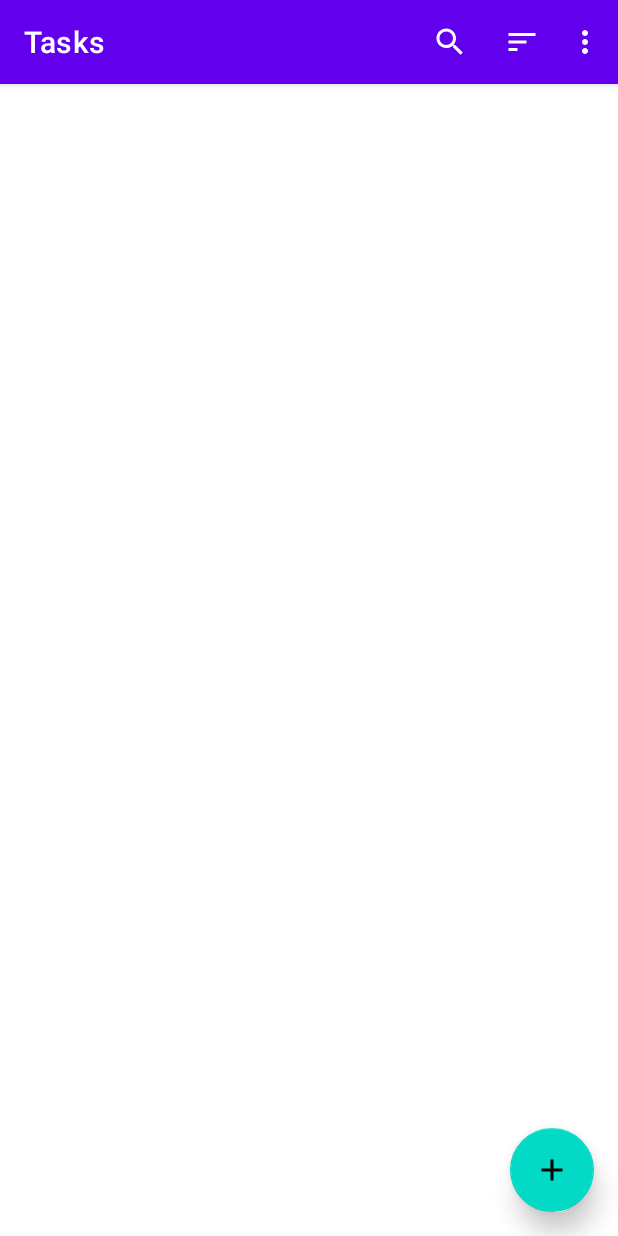
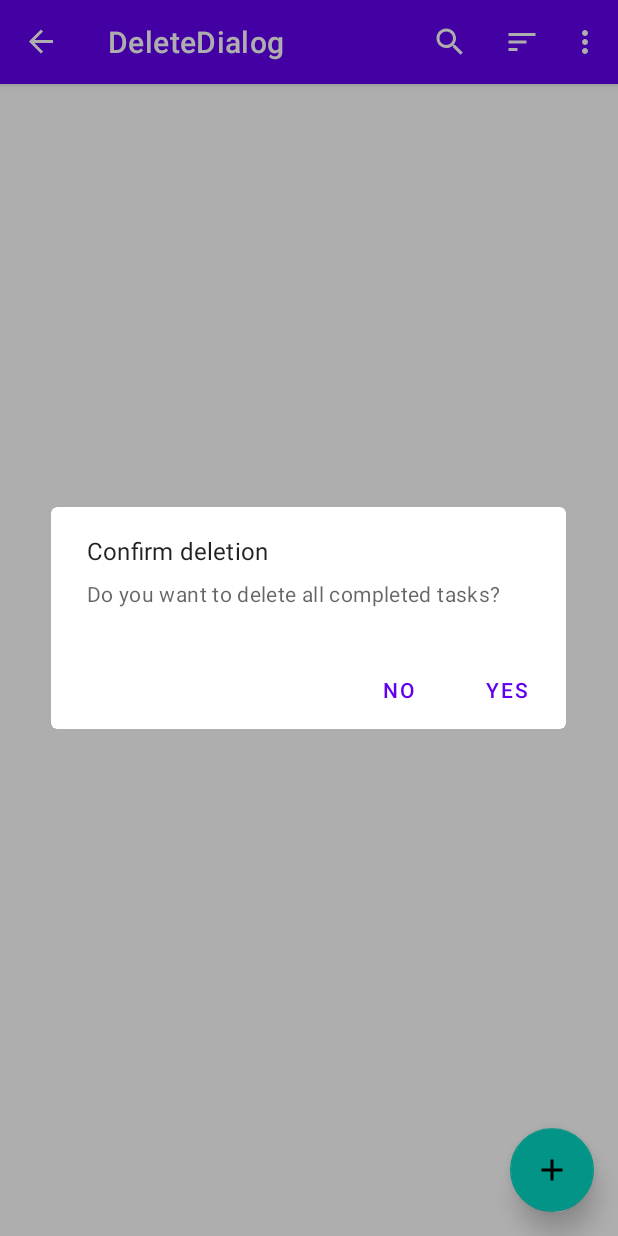
Before and after one commit to raheemadamboev/todo-list-app, an Android app: the screen it shows after launch (MainActivity), in the options menu, after a tap on "Delete all completed", on a phone screen of 412 x 824 dp. Run offline under Robolectric (Android 15) with nearby library versions, the phone set to English and light mode, and no system bars; our stand-ins replace Dagger/Hilt's generated code, Room's generated code, navigation-ui; libraries missing offline, so code that uses them is left out: androidx.hilt, androidx.hilt.lifecycle; 2 statements that could not run were skipped.

Commit message:
raheem
Took 31 minutes

```diff
--- /dev/null
+++ b/app/src/main/java/xyz/teamgravity/todolist/fragment/dialog/DeleteDialog.kt
@@ -0,0 +1,26 @@
+package xyz.teamgravity.todolist.fragment.dialog
+
+import android.app.AlertDialog
+import android.app.Dialog
+import android.os.Bundle
+import androidx.fragment.app.DialogFragment
+import androidx.fragment.app.viewModels
+import com.google.android.material.dialog.MaterialAlertDialogBuilder
+import dagger.hilt.android.AndroidEntryPoint
+import xyz.teamgravity.todolist.R
+import xyz.teamgravity.todolist.viewmodel.DeleteViewModel
+
+@AndroidEntryPoint
+class DeleteDialog : DialogFragment() {
+
+    private val viewModel by viewModels<DeleteViewModel>()
+
+    override fun onCreateDialog(savedInstanceState: Bundle?): Dialog =
+        MaterialAlertDialogBuilder(requireContext())
+            .setTitle(R.string.confirm_deletion)
+            .setMessage(R.string.wanna_delete_all)
+            .setNegativeButton(R.string.no, null)
+            .setPositiveButton(R.string.yes) { _, _ ->
+                viewModel.onConfirmClick()
+            }.create()
+}
--- a/app/src/main/java/xyz/teamgravity/todolist/fragment/AddEditFragment.kt
+++ b/app/src/main/java/xyz/teamgravity/todolist/fragment/fragment/AddEditFragment.kt
@@ -1,4 +1,4 @@
-package xyz.teamgravity.todolist.fragment
+package xyz.teamgravity.todolist.fragment.fragment
 
 import android.os.Bundle
 import android.view.LayoutInflater
@@ -34,8 +34,8 @@ class AddEditFragment : Fragment() {
         return binding.root
     }
 
-    override fun onActivityCreated(savedInstanceState: Bundle?) {
-        super.onActivityCreated(savedInstanceState)
+    override fun onViewCreated(view: View, savedInstanceState: Bundle?) {
+        super.onViewCreated(view, savedInstanceState)
 
         updateUI()
     }
--- a/app/src/main/java/xyz/teamgravity/todolist/fragment/TaskListFragment.kt
+++ b/app/src/main/java/xyz/teamgravity/todolist/fragment/fragment/TaskListFragment.kt
@@ -1,4 +1,4 @@
-package xyz.teamgravity.todolist.fragment
+package xyz.teamgravity.todolist.fragment.fragment
 
 import android.os.Bundle
 import android.view.*
@@ -42,8 +42,8 @@ class TaskListFragment : Fragment(), TaskAdapter.OnTaskListener {
         return binding.root
     }
 
-    override fun onActivityCreated(savedInstanceState: Bundle?) {
-        super.onActivityCreated(savedInstanceState)
+    override fun onViewCreated(view: View, savedInstanceState: Bundle?) {
+        super.onViewCreated(view, savedInstanceState)
         setHasOptionsMenu(true)
 
         recyclerView()
@@ -112,6 +112,10 @@ class TaskListFragment : Fragment(), TaskAdapter.OnTaskListener {
 
                     is TaskViewModel.TaskEvent.ShowAddEditResultMessage -> {
                         Snackbar.make(requireView(), event.message, Snackbar.LENGTH_SHORT).show()
+                    }
+
+                    is TaskViewModel.TaskEvent.NavigateToDeleteAllCompleted -> {
+                        findNavController().navigate(TaskListFragmentDirections.actionGlobalDeleteDialog())
                     }
                 }.exhaustive
             }
@@ -184,7 +188,7 @@ class TaskListFragment : Fragment(), TaskAdapter.OnTaskListener {
             }
 
             R.id.action_delete_completed -> {
-
+                viewModel.onDeleteAllCompleted()
                 true
             }
 
--- a/app/src/main/java/xyz/teamgravity/todolist/viewmodel/TaskDao.kt
+++ b/app/src/main/java/xyz/teamgravity/todolist/viewmodel/TaskDao.kt
@@ -28,4 +28,7 @@ interface TaskDao {
             TaskSort.BY_NAME -> getTasksSortedByName(query, hideCompleted)
             TaskSort.BY_DATE -> getTasksSortedByDate(query, hideCompleted)
         }
+
+    @Query("DELETE FROM ${TaskDatabase.TASK_TABLE} WHERE completed = 1")
+    suspend fun deleteAllCompleted()
 }
--- a/app/src/main/java/xyz/teamgravity/todolist/viewmodel/TaskViewModel.kt
+++ b/app/src/main/java/xyz/teamgravity/todolist/viewmodel/TaskViewModel.kt
@@ -77,10 +77,16 @@ class TaskViewModel @ViewModelInject constructor(
         taskEventChannel.send(TaskEvent.ShowAddEditResultMessage(message))
     }
 
+    // delete all completed menu click
+    fun onDeleteAllCompleted() = viewModelScope.launch {
+        taskEventChannel.send(TaskEvent.NavigateToDeleteAllCompleted)
+    }
+
     sealed class TaskEvent {
         object NavigateToAddTaskScreen : TaskEvent()
         data class NavigateToAddedTaskScreen(val task: TaskModel) : TaskEvent()
         data class ShowUndoDeleteTaskMessage(val task: TaskModel) : TaskEvent()
         data class ShowAddEditResultMessage(val message: String) : TaskEvent()
+        object NavigateToDeleteAllCompleted : TaskEvent()
     }
 }
--- a/app/src/main/res/layout/fragment_add_edit.xml
+++ b/app/src/main/res/layout/fragment_add_edit.xml
@@ -4,7 +4,7 @@
     xmlns:tools="http://schemas.android.com/tools"
     android:layout_width="match_parent"
     android:layout_height="match_parent"
-    tools:context=".fragment.AddEditFragment"
+    tools:context=".fragment.fragment.AddEditFragment"
     tools:ignore="Autofill, TextFields">
 
     <LinearLayout
--- a/app/src/main/res/layout/fragment_task_list.xml
+++ b/app/src/main/res/layout/fragment_task_list.xml
@@ -3,7 +3,7 @@
     xmlns:app="http://schemas.android.com/apk/res-auto"
     android:layout_width="match_parent"
     xmlns:tools="http://schemas.android.com/tools"
-    tools:context=".fragment.TaskListFragment"
+    tools:context=".fragment.fragment.TaskListFragment"
     android:layout_height="match_parent">
 
     <androidx.recyclerview.widget.RecyclerView
--- a/app/src/main/res/navigation/nav_graph.xml
+++ b/app/src/main/res/navigation/nav_graph.xml
@@ -7,7 +7,7 @@
 
     <fragment
         android:id="@+id/taskListFragment"
-        android:name="xyz.teamgravity.todolist.fragment.TaskListFragment"
+        android:name="xyz.teamgravity.todolist.fragment.fragment.TaskListFragment"
         android:label="@string/tasks"
         tools:layout="@layout/fragment_task_list">
         <action
@@ -16,7 +16,7 @@
     </fragment>
     <fragment
         android:id="@+id/addEditFragment"
-        android:name="xyz.teamgravity.todolist.fragment.AddEditFragment"
+        android:name="xyz.teamgravity.todolist.fragment.fragment.AddEditFragment"
         android:label="{title}"
         tools:layout="@layout/fragment_add_edit">
         <argument
@@ -28,4 +28,8 @@
             android:name="title"
             app:argType="string" />
     </fragment>
+    <dialog
+        android:id="@+id/deleteDialog"
+        android:name="xyz.teamgravity.todolist.fragment.dialog.DeleteDialog"
+        android:label="DeleteDialog" /><action android:id="@+id/action_global_deleteDialog" app:destination="@id/deleteDialog"/>
 </navigation>
--- a/app/src/main/res/values/strings.xml
+++ b/app/src/main/res/values/strings.xml
@@ -23,4 +23,10 @@
     <string name="sort_by_date">Sort by date</string>
     <string name="hide_completed">Hide completed</string>
     <string name="delete_all_completed">Delete all completed</string>
+
+    <!-- Delete Dialog -->
+    <string name="confirm_deletion">Confirm deletion</string>
+    <string name="wanna_delete_all">Do you want to delete all completed tasks?</string>
+    <string name="no">No</string>
+    <string name="yes">Yes</string>
 </resources>
```
Also changed, not shown: app/src/main/java/xyz/teamgravity/todolist/viewmodel/DeleteViewModel.kt (added, +18 -0 lines).
